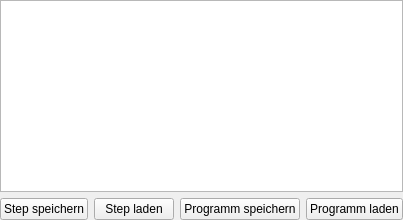
The window that lathe_easystep/ui_parts/stepListPanel.ui (peter-pan08/LatheEasyStep) describes before a commit, drawn with Qt 5.
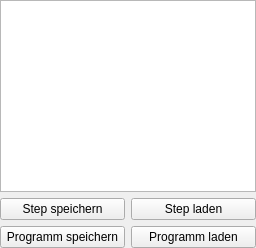
The same window after the commit.

Diff of the .ui file:
```diff
--- a/lathe_easystep/ui_parts/stepListPanel.ui
+++ b/lathe_easystep/ui_parts/stepListPanel.ui
@@ -26,29 +26,29 @@
     </widget>
    </item>
    <item>
-    <layout class="QHBoxLayout" name="operationButtonsLayout">
-     <item>
+    <layout class="QGridLayout" name="operationButtonsLayout">
+     <item row="0" column="0">
       <widget class="QPushButton" name="btn_save_step">
        <property name="text">
         <string>Step speichern</string>
        </property>
       </widget>
      </item>
-     <item>
+     <item row="0" column="1">
       <widget class="QPushButton" name="btn_load_step">
        <property name="text">
         <string>Step laden</string>
        </property>
       </widget>
      </item>
-     <item>
+     <item row="1" column="0">
       <widget class="QPushButton" name="btn_save_program">
        <property name="text">
         <string>Programm speichern</string>
        </property>
       </widget>
      </item>
-     <item>
+     <item row="1" column="1">
       <widget class="QPushButton" name="btn_load_program">
        <property name="text">
         <string>Programm laden</string>
```
